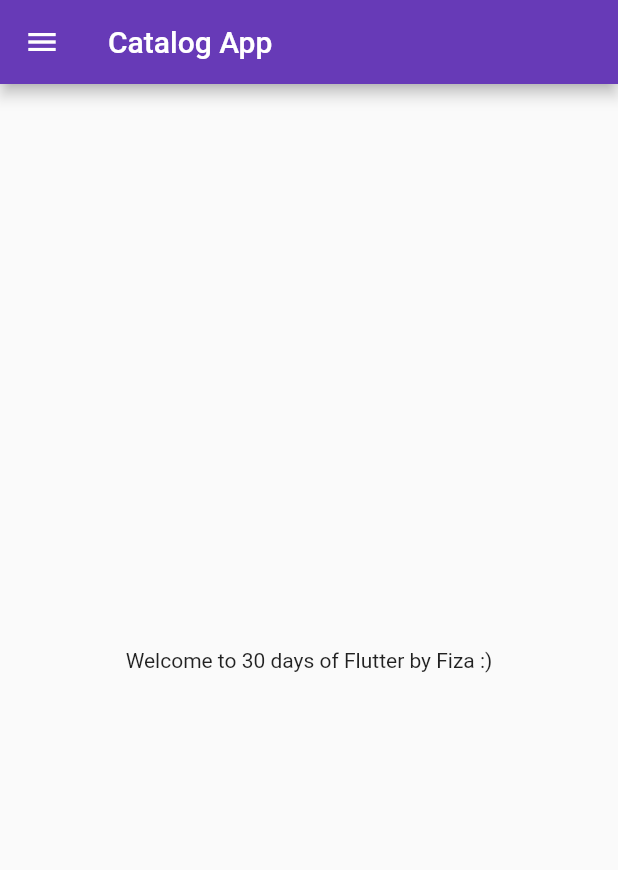
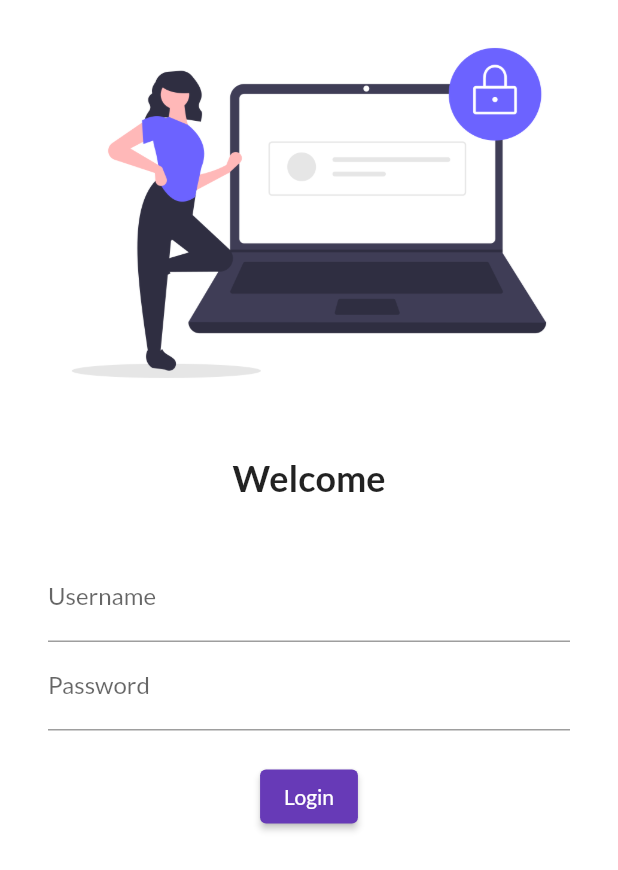
Before and after one commit to fiza-h/30-Days-of-Flutter, a Flutter app: the screen it shows after launch, on a phone screen of 412 x 824 dp. Shown: the top 870 px of the screen. Run offline on Flutter 3.47's test engine with Material 2 defaults, Android fonts, the phone set to English and light mode, and no system bars; our stand-ins replace google_fonts.

Commit message:
day4 completed

```diff
--- a/lib/main.dart
+++ b/lib/main.dart
@@ -1,9 +1,9 @@
 import 'package:flutter/material.dart';
 import 'pages/login_page.dart';
-import 'pages/home_page.dart';
+import 'package:google_fonts/google_fonts.dart';
 
 void main() {
-  runApp(MyApp());
+  runApp(const MyApp());
 }
 
 class MyApp extends StatelessWidget {
@@ -13,13 +13,13 @@ class MyApp extends StatelessWidget {
   Widget build(BuildContext context) {
     return MaterialApp(
       themeMode: ThemeMode.light,
-      theme: ThemeData(primarySwatch: Colors.deepPurple),
+      theme: ThemeData(
+        primarySwatch: Colors.deepPurple,
+        fontFamily: GoogleFonts.lato().fontFamily,
+      ),
       darkTheme: ThemeData(brightness: Brightness.dark),
-      initialRoute: "/home",
       routes: {
-        "/": (context) => LogInPage(),
-        "/home": (context) => HomePage(),
-        "/login": (context) => LogInPage()
+        "/": (context) => const LoginPage(),
       },
     );
   }
--- a/lib/pages/home_page.dart
+++ b/lib/pages/home_page.dart
@@ -1,6 +1,8 @@
 import 'package:flutter/material.dart';
 
 class HomePage extends StatelessWidget {
+  const HomePage({super.key});
+
   @override
   Widget build(BuildContext context) {
     int days = 30;
@@ -11,14 +13,14 @@ class HomePage extends StatelessWidget {
 
     return Scaffold(
       appBar: AppBar(
-        title: Text("Catalog App"),
+        title: const Text("Catalog App"),
       ),
       body: Center(
         child: Container(
           child: Text("Welcome to $days days of Flutter by $name"),
         ),
       ),
-      drawer: Drawer(),
+      drawer: const Drawer(),
     );
   }
 }
--- a/lib/pages/login_page.dart
+++ b/lib/pages/login_page.dart
@@ -1,17 +1,56 @@
 import 'package:flutter/material.dart';
 
-class LogInPage extends StatelessWidget {
-  const LogInPage({super.key});
+class LoginPage extends StatelessWidget {
+  const LoginPage({super.key});
 
   @override
   Widget build(BuildContext context) {
-    return const Material(
-      child: Center(
-          child: Text(
-        "Login Page",
-        style: TextStyle(
-            fontSize: 20, color: Colors.orange, fontWeight: FontWeight.bold),
-      )),
-    );
+    return Material(
+        color: Colors.white,
+        child: Column(
+          children: [
+            Image.asset(
+              "assets/images/login_image.png",
+              fit: BoxFit.cover,
+            ),
+            const SizedBox(
+              height: 20.0,
+            ),
+            const Text(
+              "Welcome",
+              style: TextStyle(fontSize: 24, fontWeight: FontWeight.bold),
+            ),
+            const SizedBox(
+              height: 20.0,
+            ),
+            Padding(
+              padding:
+                  const EdgeInsets.symmetric(vertical: 16.0, horizontal: 32.0),
+              child: Column(
+                children: [
+                  TextFormField(
+                    decoration: InputDecoration(
+                        hintText: "Enter Username", labelText: "Username"),
+                  ),
+                  TextFormField(
+                    obscureText: true,
+                    decoration: InputDecoration(
+                        hintText: "Enter Passowrd", labelText: "Password"),
+                  ),
+                  const SizedBox(
+                    height: 20.0,
+                  ),
+                  ElevatedButton(
+                    onPressed: () {
+                      print("Login Successful!");
+                    },
+                    child: Text("Login"),
+                    style: TextButton.styleFrom(),
+                  )
+                ],
+              ),
+            )
+          ],
+        ));
   }
 }
--- a/pubspec.yaml
+++ b/pubspec.yaml
@@ -35,6 +35,7 @@ dependencies:
   # The following adds the Cupertino Icons font to your application.
   # Use with the CupertinoIcons class for iOS style icons.
   cupertino_icons: ^1.0.2
+  google_fonts: ^5.0.0
 
 dev_dependencies:
   flutter_test:
@@ -59,8 +60,8 @@ flutter:
   uses-material-design: true
 
   # To add assets to your application, add an assets section, like this:
-  # assets:
-  #   - images/a_dot_burr.jpeg
+  assets:
+    - assets/images/
   #   - images/a_dot_ham.jpeg
 
   # An image asset can refer to one or more resolution-specific "variants", see
```
Also changed, not shown: assets/images/login_image.png (added), pubspec.lock, 1 other file.
